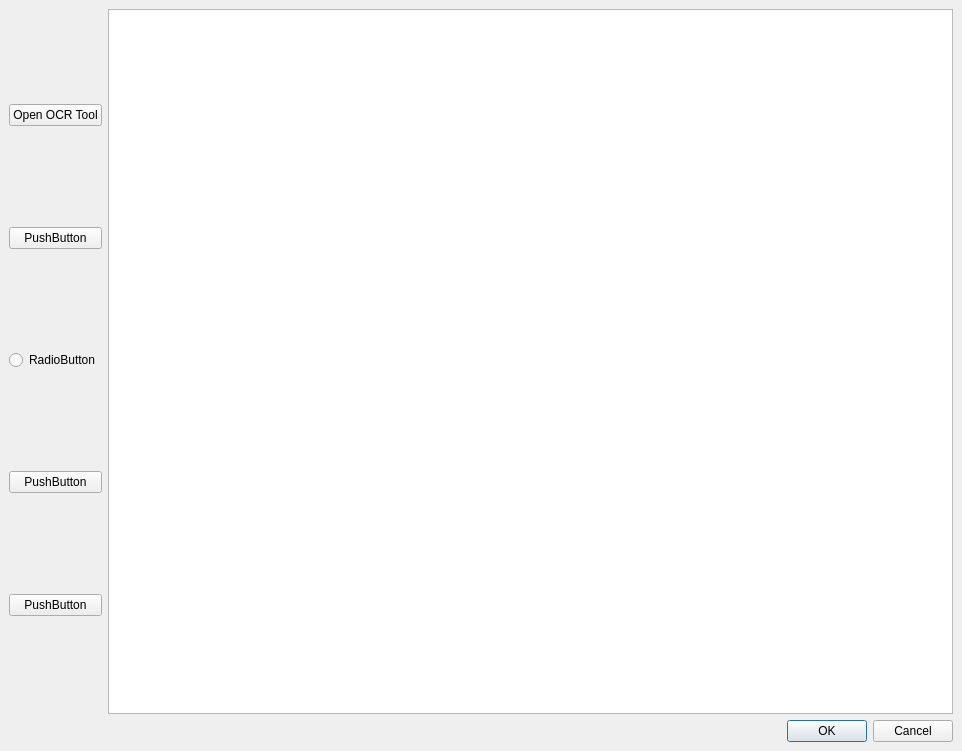
trotroni/toontrad, file windows/main/mainwindow.ui: the form before one commit.
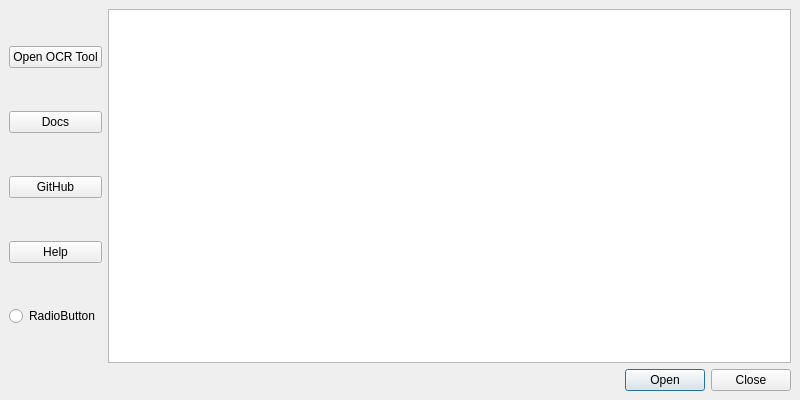
The form after the commit. Icons and pictures are not drawn.

Diff of the .ui file:
```diff
--- a/windows/main/mainwindow.ui
+++ b/windows/main/mainwindow.ui
@@ -6,10 +6,16 @@
    <rect>
     <x>0</x>
     <y>0</y>
-    <width>962</width>
-    <height>751</height>
+    <width>800</width>
+    <height>400</height>
    </rect>
   </property>
+  <property name="minimumSize">
+   <size>
+    <width>800</width>
+    <height>400</height>
+   </size>
+  </property>
   <property name="windowTitle">
    <string>ToonTrad</string>
   </property>
@@ -21,55 +27,16 @@
     <locale language="French" country="Niger"/>
    </property>
    <layout class="QGridLayout" name="gridLayout">
-    <item row="0" column="0" colspan="2">
-     <layout class="QVBoxLayout" name="verticalLayout_G" stretch="0,0,0,0,0">
-      <property name="spacing">
-       <number>-1</number>
-      </property>
-      <item>
-       <widget class="QPushButton" name="btnOpenOCR">
-        <property name="text">
-         <string>Open OCR Tool</string>
-        </property>
-       </widget>
-      </item>
-      <item>
-       <widget class="QPushButton" name="pushButton_1">
-        <property name="text">
-         <string>PushButton</string>
-        </property>
-       </widget>
-      </item>
-      <item>
-       <widget class="QRadioButton" name="radioButton">
-        <property name="text">
-         <string>RadioButton</string>
-        </property>
-       </widget>
-      </item>
-      <item>
-       <widget class="QPushButton" name="pushButton_2">
-        <property name="text">
-         <string>PushButton</string>
-        </property>
-       </widget>
-      </item>
-      <item>
-       <widget class="QPushButton" name="pushButton_3">
-        <property name="text">
-         <string>PushButton</string>
-        </property>
-       </widget>
-      </item>
-     </layout>
-    </item>
     <item row="1" column="2">
      <layout class="QHBoxLayout" name="horizontalLayout">
       <item>
        <widget class="QDialogButtonBox" name="buttonBox_2">
         <property name="font">
          <font>
+          <italic>false</italic>
           <bold>false</bold>
+          <underline>false</underline>
+          <strikeout>false</strikeout>
           <kerning>true</kerning>
          </font>
         </property>
@@ -92,7 +59,7 @@
          <enum>Qt::Orientation::Horizontal</enum>
         </property>
         <property name="standardButtons">
-         <set>QDialogButtonBox::StandardButton::Cancel|QDialogButtonBox::StandardButton::Ok</set>
+         <set>QDialogButtonBox::StandardButton::Close|QDialogButtonBox::StandardButton::Open</set>
         </property>
         <property name="centerButtons">
          <bool>false</bool>
@@ -102,9 +69,138 @@
      </layout>
     </item>
     <item row="0" column="2">
-     <layout class="QVBoxLayout" name="verticalLayout_D">
+     <widget class="QTextBrowser" name="textBrowser">
+      <property name="maximumSize">
+       <size>
+        <width>900</width>
+        <height>1000</height>
+       </size>
+      </property>
+      <property name="html">
+       <string>&lt;!DOCTYPE HTML PUBLIC &quot;-//W3C//DTD HTML 4.0//EN&quot; &quot;http://www.w3.org/TR/REC-html40/strict.dtd&quot;&gt;
+&lt;html&gt;&lt;head&gt;&lt;meta name=&quot;qrichtext&quot; content=&quot;1&quot; /&gt;&lt;meta charset=&quot;utf-8&quot; /&gt;&lt;style type=&quot;text/css&quot;&gt;
+p, li { white-space: pre-wrap; }
+hr { height: 1px; border-width: 0; }
+li.unchecked::marker { content: &quot;\2610&quot;; }
+li.checked::marker { content: &quot;\2612&quot;; }
+&lt;/style&gt;&lt;/head&gt;&lt;body style=&quot; font-family:'.AppleSystemUIFont'; font-size:13pt; font-weight:400; font-style:normal;&quot;&gt;
+&lt;p style=&quot;-qt-paragraph-type:empty; margin-top:0px; margin-bottom:0px; margin-left:0px; margin-right:0px; -qt-block-indent:0; text-indent:0px;&quot;&gt;&lt;br /&gt;&lt;/p&gt;&lt;/body&gt;&lt;/html&gt;</string>
+      </property>
+     </widget>
+    </item>
+    <item row="0" column="0" colspan="2">
+     <layout class="QVBoxLayout" name="verticalLayout_G" stretch="0,0,0,0,0">
+      <property name="spacing">
+       <number>-1</number>
+      </property>
+      <property name="sizeConstraint">
+       <enum>QLayout::SizeConstraint::SetNoConstraint</enum>
+      </property>
       <item>
-       <widget class="QTreeView" name="treeView"/>
+       <widget class="QPushButton" name="btnOpenOCR">
+        <property name="sizePolicy">
+         <sizepolicy hsizetype="Fixed" vsizetype="Fixed">
+          <horstretch>0</horstretch>
+          <verstretch>0</verstretch>
+         </sizepolicy>
+        </property>
+        <property name="font">
+         <font>
+          <bold>false</bold>
+          <kerning>true</kerning>
+         </font>
+        </property>
+        <property name="mouseTracking">
+         <bool>false</bool>
+        </property>
+        <property name="tabletTracking">
+         <bool>false</bool>
+        </property>
+        <property name="focusPolicy">
+         <enum>Qt::FocusPolicy::TabFocus</enum>
+        </property>
+        <property name="toolTip">
+         <string/>
+        </property>
+        <property name="layoutDirection">
+         <enum>Qt::LayoutDirection::LeftToRight</enum>
+        </property>
+        <property name="autoFillBackground">
+         <bool>false</bool>
+        </property>
+        <property name="text">
+         <string>Open OCR Tool</string>
+        </property>
+        <property name="checkable">
+         <bool>false</bool>
+        </property>
+        <property name="checked">
+         <bool>false</bool>
+        </property>
+        <property name="autoExclusive">
+         <bool>false</bool>
+        </property>
+        <property name="autoDefault">
+         <bool>false</bool>
+        </property>
+        <property name="default">
+         <bool>false</bool>
+        </property>
+        <property name="flat">
+         <bool>false</bool>
+        </property>
+       </widget>
+      </item>
+      <item>
+       <widget class="QPushButton" name="githubDocsButton">
+        <property name="font">
+         <font>
+          <kerning>true</kerning>
+         </font>
+        </property>
+        <property name="text">
+         <string>Docs</string>
+        </property>
+        <property name="icon">
+         <iconset theme="QIcon::ThemeIcon::AddressBookNew"/>
+        </property>
+        <property name="iconSize">
+         <size>
+          <width>16</width>
+          <height>16</height>
+         </size>
+        </property>
+       </widget>
+      </item>
+      <item>
+       <widget class="QPushButton" name="githubRepoButton">
+        <property name="enabled">
+         <bool>true</bool>
+        </property>
+        <property name="text">
+         <string>GitHub</string>
+        </property>
+        <property name="icon">
+         <iconset theme="QIcon::ThemeIcon::GoHome"/>
+        </property>
+       </widget>
+      </item>
+      <item>
+       <widget class="QPushButton" name="githubWebButton">
+        <property name="text">
+         <string>Help</string>
+        </property>
+        <property name="icon">
+         <iconset theme="QIcon::ThemeIcon::HelpFaq"/>
+        </property>
+       </widget>
+      </item>
+      <item>
+       <widget class="QRadioButton" name="radioButton">
+        <property name="text">
+         <string>RadioButton</string>
+        </property>
+       </widget>
       </item>
      </layout>
     </item>
```
Left out of the diff: 11 changed lines with no effect on the pictures.
